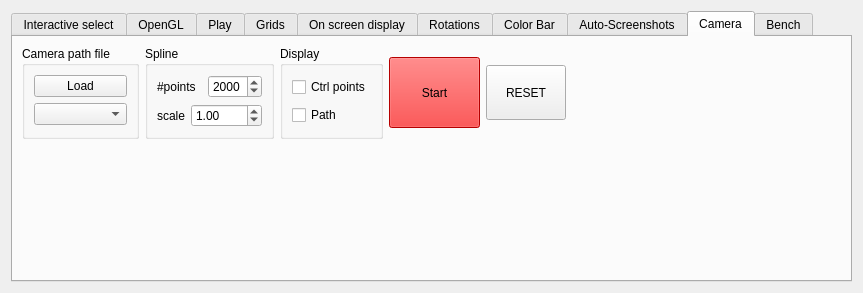
The window that src/formoptions.ui (jcldc/glnemo2) describes before a commit, drawn with Qt 5.
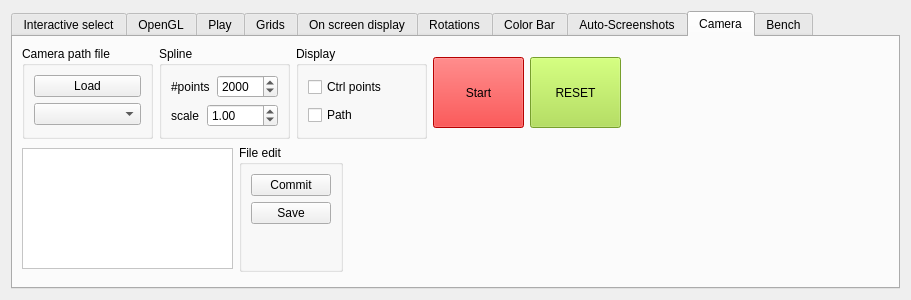
The same window after the commit. The open tabs and pages were chosen to show the change. Icons and pictures are not drawn.

```diff
--- a/src/formoptions.ui
+++ b/src/formoptions.ui
@@ -9,8 +9,8 @@
    <rect>
     <x>0</x>
     <y>0</y>
-    <width>863</width>
-    <height>293</height>
+    <width>911</width>
+    <height>300</height>
    </rect>
   </property>
   <property name="windowTitle">
@@ -22,7 +22,7 @@
    </iconset>
   </property>
   <layout class="QGridLayout" name="gridLayout_3">
-   <item row="0" column="0">
+   <item row="1" column="0">
     <widget class="QTabWidget" name="options_dialog">
      <property name="tabShape">
       <enum>QTabWidget::Rounded</enum>
@@ -7674,8 +7674,8 @@
       <attribute name="title">
        <string>Camera</string>
       </attribute>
-      <layout class="QGridLayout" name="gridLayout_44">
-       <item row="0" column="0">
+      <layout class="QGridLayout" name="gridLayout_46">
+       <item row="0" column="0" colspan="2">
         <layout class="QGridLayout" name="gridLayout_41">
          <item row="0" column="0">
           <widget class="QGroupBox" name="groupBox_3">
@@ -7714,7 +7714,7 @@
               <item>
                <widget class="QSpinBox" name="spline_points">
                 <property name="maximum">
-                 <number>5000</number>
+                 <number>50000</number>
                 </property>
                 <property name="value">
                  <number>2000</number>
@@ -8223,10 +8223,425 @@
            </property>
            <property name="minimumSize">
             <size>
-             <width>80</width>
-             <height>55</height>
+             <width>91</width>
+             <height>71</height>
             </size>
            </property>
+           <property name="palette">
+            <palette>
+             <active>
+              <colorrole role="WindowText">
+               <brush brushstyle="SolidPattern">
+                <color alpha="255">
+                 <red>0</red>
+                 <green>0</green>
+                 <blue>0</blue>
+                </color>
+               </brush>
+              </colorrole>
+              <colorrole role="Button">
+               <brush brushstyle="SolidPattern">
+                <color alpha="255">
+                 <red>167</red>
+                 <green>223</green>
+                 <blue>62</blue>
+                </color>
+               </brush>
+              </colorrole>
+              <colorrole role="Light">
+               <brush brushstyle="SolidPattern">
+                <color alpha="255">
+                 <red>219</red>
+                 <green>255</green>
+                 <blue>150</blue>
+                </color>
+               </brush>
+              </colorrole>
+              <colorrole role="Midlight">
+               <brush brushstyle="SolidPattern">
+                <color alpha="255">
+                 <red>193</red>
+                 <green>239</green>
+                 <blue>106</blue>
+                </color>
+               </brush>
+              </colorrole>
+              <colorrole role="Dark">
+               <brush brushstyle="SolidPattern">
+                <color alpha="255">
+                 <red>83</red>
+                 <green>111</green>
+                 <blue>31</blue>
+                </color>
+               </brush>
+              </colorrole>
+              <colorrole role="Mid">
+               <brush brushstyle="SolidPattern">
+                <color alpha="255">
+                 <red>111</red>
+                 <green>149</green>
+                 <blue>41</blue>
+                </color>
+               </brush>
+              </colorrole>
+              <colorrole role="Text">
+               <brush brushstyle="SolidPattern">
+                <color alpha="255">
+                 <red>0</red>
+                 <green>0</green>
+                 <blue>0</blue>
+                </color>
+               </brush>
+              </colorrole>
+              <colorrole role="BrightText">
+               <brush brushstyle="SolidPattern">
+                <color alpha="255">
+                 <red>255</red>
+                 <green>255</green>
+                 <blue>255</blue>
+                </color>
+               </brush>
+              </colorrole>
+              <colorrole role="ButtonText">
+               <brush brushstyle="SolidPattern">
+                <color alpha="255">
+                 <red>0</red>
+                 <green>0</green>
+                 <blue>0</blue>
+                </color>
+               </brush>
+              </colorrole>
+              <colorrole role="Base">
+               <brush brushstyle="SolidPattern">
+                <color alpha="255">
+                 <red>255</red>
+                 <green>255</green>
+                 <blue>255</blue>
+                </color>
+               </brush>
+              </colorrole>
+              <colorrole role="Window">
+               <brush brushstyle="SolidPattern">
+                <color alpha="255">
+                 <red>167</red>
+                 <green>223</green>
+                 <blue>62</blue>
+                </color>
+               </brush>
+              </colorrole>
+              <colorrole role="Shadow">
+               <brush brushstyle="SolidPattern">
+                <color alpha="255">
+                 <red>0</red>
+                 <green>0</green>
+                 <blue>0</blue>
+                </color>
+               </brush>
+              </colorrole>
+              <colorrole role="AlternateBase">
+               <brush brushstyle="SolidPattern">
+                <color alpha="255">
+                 <red>211</red>
+                 <green>239</green>
+                 <blue>158</blue>
+                </color>
+               </brush>
+              </colorrole>
+              <colorrole role="ToolTipBase">
+               <brush brushstyle="SolidPattern">
+                <color alpha="255">
+                 <red>255</red>
+                 <green>255</green>
+                 <blue>220</blue>
+                </color>
+               </brush>
+              </colorrole>
+              <colorrole role="ToolTipText">
+               <brush brushstyle="SolidPattern">
+                <color alpha="255">
+                 <red>0</red>
+                 <green>0</green>
+                 <blue>0</blue>
+                </color>
+               </brush>
+              </colorrole>
+             </active>
+             <inactive>
+              <colorrole role="WindowText">
+               <brush brushstyle="SolidPattern">
+                <color alpha="255">
+                 <red>0</red>
+                 <green>0</green>
+                 <blue>0</blue>
+                </color>
+               </brush>
+              </colorrole>
+              <colorrole role="Button">
+               <brush brushstyle="SolidPattern">
+                <color alpha="255">
+                 <red>167</red>
+                 <green>223</green>
+                 <blue>62</blue>
+                </color>
+               </brush>
+              </colorrole>
+              <colorrole role="Light">
+               <brush brushstyle="SolidPattern">
+                <color alpha="255">
+                 <red>219</red>
+                 <green>255</green>
+                 <blue>150</blue>
+                </color>
+               </brush>
+              </colorrole>
+              <colorrole role="Midlight">
+               <brush brushstyle="SolidPattern">
+                <color alpha="255">
+                 <red>193</red>
+                 <green>239</green>
+                 <blue>106</blue>
+                </color>
+               </brush>
+              </colorrole>
+              <colorrole role="Dark">
+               <brush brushstyle="SolidPattern">
+                <color alpha="255">
+                 <red>83</red>
+                 <green>111</green>
+                 <blue>31</blue>
+                </color>
+               </brush>
+              </colorrole>
+              <colorrole role="Mid">
+               <brush brushstyle="SolidPattern">
+                <color alpha="255">
+                 <red>111</red>
+                 <green>149</green>
+                 <blue>41</blue>
+                </color>
+               </brush>
+              </colorrole>
+              <colorrole role="Text">
+               <brush brushstyle="SolidPattern">
+                <color alpha="255">
+                 <red>0</red>
+                 <green>0</green>
+                 <blue>0</blue>
+                </color>
+               </brush>
+              </colorrole>
+              <colorrole role="BrightText">
+               <brush brushstyle="SolidPattern">
+                <color alpha="255">
+                 <red>255</red>
+                 <green>255</green>
+                 <blue>255</blue>
+                </color>
+               </brush>
+              </colorrole>
+              <colorrole role="ButtonText">
+               <brush brushstyle="SolidPattern">
+                <color alpha="255">
+                 <red>0</red>
+                 <green>0</green>
+                 <blue>0</blue>
+                </color>
+               </brush>
+              </colorrole>
+              <colorrole role="Base">
+               <brush brushstyle="SolidPattern">
+                <color alpha="255">
+                 <red>255</red>
+                 <green>255</green>
+                 <blue>255</blue>
+                </color>
+               </brush>
+              </colorrole>
+              <colorrole role="Window">
+               <brush brushstyle="SolidPattern">
+                <color alpha="255">
+                 <red>167</red>
+                 <green>223</green>
+                 <blue>62</blue>
+                </color>
+               </brush>
+              </colorrole>
+              <colorrole role="Shadow">
+               <brush brushstyle="SolidPattern">
+                <color alpha="255">
+                 <red>0</red>
+                 <green>0</green>
+                 <blue>0</blue>
+                </color>
+               </brush>
+              </colorrole>
+              <colorrole role="AlternateBase">
+               <brush brushstyle="SolidPattern">
+                <color alpha="255">
+                 <red>211</red>
+                 <green>239</green>
+                 <blue>158</blue>
+                </color>
+               </brush>
+              </colorrole>
+              <colorrole role="ToolTipBase">
+               <brush brushstyle="SolidPattern">
+                <color alpha="255">
+                 <red>255</red>
+                 <green>255</green>
+                 <blue>220</blue>
+                </color>
+               </brush>
+              </colorrole>
+              <colorrole role="ToolTipText">
+               <brush brushstyle="SolidPattern">
+                <color alpha="255">
+                 <red>0</red>
+                 <green>0</green>
+                 <blue>0</blue>
+                </color>
+               </brush>
+              </colorrole>
+             </inactive>
+             <disabled>
+              <colorrole role="WindowText">
+               <brush brushstyle="SolidPattern">
+                <color alpha="255">
+                 <red>83</red>
+                 <green>111</green>
+                 <blue>31</blue>
+                </color>
+               </brush>
+              </colorrole>
+              <colorrole role="Button">
+               <brush brushstyle="SolidPattern">
+                <color alpha="255">
+                 <red>167</red>
+                 <green>223</green>
+                 <blue>62</blue>
+                </color>
+               </brush>
+              </colorrole>
+              <colorrole role="Light">
+               <brush brushstyle="SolidPattern">
+                <color alpha="255">
+                 <red>219</red>
+                 <green>255</green>
+                 <blue>150</blue>
+                </color>
+               </brush>
+              </colorrole>
+              <colorrole role="Midlight">
+               <brush brushstyle="SolidPattern">
+                <color alpha="255">
+                 <red>193</red>
+                 <green>239</green>
+                 <blue>106</blue>
+                </color>
+               </brush>
+              </colorrole>
+              <colorrole role="Dark">
+               <brush brushstyle="SolidPattern">
+                <color alpha="255">
+                 <red>83</red>
+                 <green>111</green>
+                 <blue>31</blue>
+                </color>
+               </brush>
+              </colorrole>
+              <colorrole role="Mid">
+               <brush brushstyle="SolidPattern">
+                <color alpha="255">
+                 <red>111</red>
+                 <green>149</green>
+                 <blue>41</blue>
+                </color>
+               </brush>
+              </colorrole>
+              <colorrole role="Text">
+               <brush brushstyle="SolidPattern">
+                <color alpha="255">
+                 <red>83</red>
+                 <green>111</green>
+                 <blue>31</blue>
+                </color>
+               </brush>
+              </colorrole>
+              <colorrole role="BrightText">
+               <brush brushstyle="SolidPattern">
+                <color alpha="255">
+                 <red>255</red>
+                 <green>255</green>
+                 <blue>255</blue>
+                </color>
+               </brush>
+              </colorrole>
+              <colorrole role="ButtonText">
+               <brush brushstyle="SolidPattern">
+                <color alpha="255">
+                 <red>83</red>
+                 <green>111</green>
+                 <blue>31</blue>
+                </color>
+               </brush>
+              </colorrole>
+              <colorrole role="Base">
+               <brush brushstyle="SolidPattern">
+                <color alpha="255">
+                 <red>167</red>
+                 <green>223</green>
+                 <blue>62</blue>
+                </color>
+               </brush>
+              </colorrole>
+              <colorrole role="Window">
+               <brush brushstyle="SolidPattern">
+                <color alpha="255">
+                 <red>167</red>
+                 <green>223</green>
+                 <blue>62</blue>
+                </color>
+               </brush>
+              </colorrole>
+              <colorrole role="Shadow">
+               <brush brushstyle="SolidPattern">
+                <color alpha="255">
+                 <red>0</red>
+                 <green>0</green>
+                 <blue>0</blue>
+                </color>
+               </brush>
+              </colorrole>
+              <colorrole role="AlternateBase">
+               <brush brushstyle="SolidPattern">
+                <color alpha="255">
+                 <red>167</red>
+                 <green>223</green>
+                 <blue>62</blue>
+                </color>
+               </brush>
+              </colorrole>
+              <colorrole role="ToolTipBase">
+               <brush brushstyle="SolidPattern">
+                <color alpha="255">
+                 <red>255</red>
+                 <green>255</green>
+                 <blue>220</blue>
+                </color>
+               </brush>
+              </colorrole>
+              <colorrole role="ToolTipText">
+               <brush brushstyle="SolidPattern">
+                <color alpha="255">
+                 <red>0</red>
+                 <green>0</green>
+                 <blue>0</blue>
+                </color>
+               </brush>
+              </colorrole>
+             </disabled>
+            </palette>
+           </property>
            <property name="text">
             <string>RESET</string>
            </property>
@@ -8234,7 +8649,7 @@
          </item>
         </layout>
        </item>
-       <item row="0" column="1">
+       <item row="0" column="3">
         <spacer name="horizontalSpacer_2">
          <property name="orientation">
           <enum>Qt::Horizontal</enum>
@@ -8248,6 +8663,496 @@
         </spacer>
        </item>
        <item row="1" column="0">
+        <layout class="QGridLayout" name="gridLayout_45">
+         <item row="0" column="0">
+          <widget class="QPlainTextEdit" name="cam_text_edit">
+           <property name="sizePolicy">
+            <sizepolicy hsizetype="Fixed" vsizetype="Fixed">
+             <horstretch>0</horstretch>
+             <verstretch>0</verstretch>
+            </sizepolicy>
+           </property>
+           <property name="minimumSize">
+            <size>
+             <width>211</width>
+             <height>121</height>
+            </size>
+           </property>
+           <property name="maximumSize">
+            <size>
+             <width>211</width>
+             <height>121</height>
+            </size>
+           </property>
+           <property name="palette">
+            <palette>
+             <active>
+              <colorrole role="WindowText">
+               <brush brushstyle="SolidPattern">
+                <color alpha="255">
+                 <red>0</red>
+                 <green>0</green>
+                 <blue>0</blue>
+                </color>
+               </brush>
+              </colorrole>
+              <colorrole role="Button">
+               <brush brushstyle="SolidPattern">
+                <color alpha="255">
+                 <red>255</red>
+                 <green>255</green>
+                 <blue>255</blue>
+                </color>
+               </brush>
+              </colorrole>
+              <colorrole role="Light">
+               <brush brushstyle="SolidPattern">
+                <color alpha="255">
+                 <red>255</red>
+                 <green>255</green>
+                 <blue>255</blue>
+                </color>
+               </brush>
+              </colorrole>
+              <colorrole role="Midlight">
+               <brush brushstyle="SolidPattern">
+                <color alpha="255">
+                 <red>255</red>
+                 <green>255</green>
+                 <blue>255</blue>
+                </color>
+               </brush>
+              </colorrole>
+              <colorrole role="Dark">
+               <brush brushstyle="SolidPattern">
+                <color alpha="255">
+                 <red>127</red>
+                 <green>127</green>
+                 <blue>127</blue>
+                </color>
+               </brush>
+              </colorrole>
+              <colorrole role="Mid">
+               <brush brushstyle="SolidPattern">
+                <color alpha="255">
+                 <red>170</red>
+                 <green>170</green>
+                 <blue>170</blue>
+                </color>
+               </brush>
+              </colorrole>
+              <colorrole role="Text">
+               <brush brushstyle="SolidPattern">
+                <color alpha="255">
+                 <red>0</red>
+                 <green>0</green>
+                 <blue>0</blue>
+                </color>
+               </brush>
+              </colorrole>
+              <colorrole role="BrightText">
+               <brush brushstyle="SolidPattern">
+                <color alpha="255">
+                 <red>255</red>
+                 <green>255</green>
+                 <blue>255</blue>
+                </color>
+               </brush>
+              </colorrole>
+              <colorrole role="ButtonText">
+               <brush brushstyle="SolidPattern">
+                <color alpha="255">
+                 <red>0</red>
+                 <green>0</green>
+                 <blue>0</blue>
+                </color>
+               </brush>
+              </colorrole>
+              <colorrole role="Base">
+               <brush brushstyle="SolidPattern">
+                <color alpha="255">
+                 <red>255</red>
+                 <green>255</green>
+                 <blue>255</blue>
+                </color>
+               </brush>
+              </colorrole>
+              <colorrole role="Window">
+               <brush brushstyle="SolidPattern">
+                <color alpha="255">
+                 <red>255</red>
+                 <green>255</green>
+                 <blue>255</blue>
+                </color>
+               </brush>
+              </colorrole>
+              <colorrole role="Shadow">
+               <brush brushstyle="SolidPattern">
+                <color alpha="255">
+                 <red>0</red>
+                 <green>0</green>
+                 <blue>0</blue>
+                </color>
+               </brush>
+              </colorrole>
+              <colorrole role="AlternateBase">
+               <brush brushstyle="SolidPattern">
+                <color alpha="255">
+                 <red>255</red>
+                 <green>255</green>
+                 <blue>255</blue>
+                </color>
+               </brush>
+              </colorrole>
+              <colorrole role="ToolTipBase">
+               <brush brushstyle="SolidPattern">
+                <color alpha="255">
+                 <red>255</red>
+                 <green>255</green>
+                 <blue>220</blue>
+                </color>
+               </brush>
+              </colorrole>
+              <colorrole role="ToolTipText">
+               <brush brushstyle="SolidPattern">
+                <color alpha="255">
+                 <red>0</red>
+                 <green>0</green>
+                 <blue>0</blue>
+                </color>
+               </brush>
+              </colorrole>
+             </active>
+             <inactive>
+              <colorrole role="WindowText">
+               <brush brushstyle="SolidPattern">
+                <color alpha="255">
+                 <red>0</red>
+                 <green>0</green>
+                 <blue>0</blue>
+                </color>
+               </brush>
+              </colorrole>
+              <colorrole role="Button">
+               <brush brushstyle="SolidPattern">
+                <color alpha="255">
+                 <red>255</red>
+                 <green>255</green>
+                 <blue>255</blue>
+                </color>
+               </brush>
+              </colorrole>
+              <colorrole role="Light">
+               <brush brushstyle="SolidPattern">
+                <color alpha="255">
+                 <red>255</red>
+                 <green>255</green>
+                 <blue>255</blue>
+                </color>
+               </brush>
+              </colorrole>
+              <colorrole role="Midlight">
+               <brush brushstyle="SolidPattern">
+                <color alpha="255">
+                 <red>255</red>
+                 <green>255</green>
+                 <blue>255</blue>
+                </color>
+               </brush>
+              </colorrole>
+              <colorrole role="Dark">
+               <brush brushstyle="SolidPattern">
+                <color alpha="255">
+                 <red>127</red>
+                 <green>127</green>
+                 <blue>127</blue>
+                </color>
+               </brush>
+              </colorrole>
+              <colorrole role="Mid">
+               <brush brushstyle="SolidPattern">
+                <color alpha="255">
+                 <red>170</red>
+                 <green>170</green>
+                 <blue>170</blue>
+                </color>
+               </brush>
+              </colorrole>
+              <colorrole role="Text">
+               <brush brushstyle="SolidPattern">
+                <color alpha="255">
+                 <red>0</red>
+                 <green>0</green>
+                 <blue>0</blue>
+                </color>
+               </brush>
+              </colorrole>
+              <colorrole role="BrightText">
+               <brush brushstyle="SolidPattern">
+                <color alpha="255">
+                 <red>255</red>
+                 <green>255</green>
+                 <blue>255</blue>
+                </color>
+               </brush>
+              </colorrole>
+              <colorrole role="ButtonText">
+               <brush brushstyle="SolidPattern">
+                <color alpha="255">
+                 <red>0</red>
+                 <green>0</green>
+                 <blue>0</blue>
+                </color>
+               </brush>
+              </colorrole>
+              <colorrole role="Base">
+               <brush brushstyle="SolidPattern">
+                <color alpha="255">
+                 <red>255</red>
+                 <green>255</green>
+                 <blue>255</blue>
+                </color>
+               </brush>
+              </colorrole>
+              <colorrole role="Window">
+               <brush brushstyle="SolidPattern">
+                <color alpha="255">
+                 <red>255</red>
+                 <green>255</green>
+                 <blue>255</blue>
+                </color>
+               </brush>
+              </colorrole>
+              <colorrole role="Shadow">
+               <brush brushstyle="SolidPattern">
+                <color alpha="255">
+                 <red>0</red>
+                 <green>0</green>
+                 <blue>0</blue>
+                </color>
+               </brush>
+              </colorrole>
+              <colorrole role="AlternateBase">
+               <brush brushstyle="SolidPattern">
+                <color alpha="255">
+                 <red>255</red>
+                 <green>255</green>
+                 <blue>255</blue>
+                </color>
+               </brush>
+              </colorrole>
+              <colorrole role="ToolTipBase">
+               <brush brushstyle="SolidPattern">
+                <color alpha="255">
+                 <red>255</red>
+                 <green>255</green>
+                 <blue>220</blue>
+                </color>
+               </brush>
+              </colorrole>
+              <colorrole role="ToolTipText">
+               <brush brushstyle="SolidPattern">
+                <color alpha="255">
+                 <red>0</red>
+                 <green>0</green>
+                 <blue>0</blue>
+                </color>
+               </brush>
+              </colorrole>
+             </inactive>
+             <disabled>
+              <colorrole role="WindowText">
+               <brush brushstyle="SolidPattern">
+                <color alpha="255">
+                 <red>127</red>
+                 <green>127</green>
+                 <blue>127</blue>
+                </color>
+               </brush>
+              </colorrole>
+              <colorrole role="Button">
+               <brush brushstyle="SolidPattern">
+                <color alpha="255">
+                 <red>255</red>
+                 <green>255</green>
+                 <blue>255</blue>
+                </color>
+               </brush>
+              </colorrole>
+              <colorrole role="Light">
+               <brush brushstyle="SolidPattern">
+                <color alpha="255">
+                 <red>255</red>
+                 <green>255</green>
+                 <blue>255</blue>
+                </color>
+               </brush>
+              </colorrole>
+              <colorrole role="Midlight">
+               <brush brushstyle="SolidPattern">
+                <color alpha="255">
+                 <red>255</red>
+                 <green>255</green>
+                 <blue>255</blue>
+                </color>
+               </brush>
+              </colorrole>
+              <colorrole role="Dark">
+               <brush brushstyle="SolidPattern">
+                <color alpha="255">
+                 <red>127</red>
+                 <green>127</green>
+                 <blue>127</blue>
+                </color>
+               </brush>
+              </colorrole>
+              <colorrole role="Mid">
+               <brush brushstyle="SolidPattern">
+                <color alpha="255">
+                 <red>170</red>
+                 <green>170</green>
+                 <blue>170</blue>
+                </color>
+               </brush>
+              </colorrole>
+              <colorrole role="Text">
+               <brush brushstyle="SolidPattern">
+                <color alpha="255">
+                 <red>127</red>
+                 <green>127</green>
+                 <blue>127</blue>
+                </color>
+               </brush>
+              </colorrole>
+              <colorrole role="BrightText">
+               <brush brushstyle="SolidPattern">
+                <color alpha="255">
+                 <red>255</red>
+                 <green>255</green>
+                 <blue>255</blue>
+                </color>
+               </brush>
+              </colorrole>
+              <colorrole role="ButtonText">
+               <brush brushstyle="SolidPattern">
+                <color alpha="255">
+                 <red>127</red>
+                 <green>127</green>
+                 <blue>127</blue>
+                </color>
+               </brush>
+              </colorrole>
+              <colorrole role="Base">
+               <brush brushstyle="SolidPattern">
+                <color alpha="255">
+                 <red>255</red>
+                 <green>255</green>
+                 <blue>255</blue>
+                </color>
+               </brush>
+              </colorrole>
+              <colorrole role="Window">
+               <brush brushstyle="SolidPattern">
+                <color alpha="255">
+                 <red>255</red>
+                 <green>255</green>
+                 <blue>255</blue>
+                </color>
+               </brush>
+              </colorrole>
+              <colorrole role="Shadow">
+               <brush brushstyle="SolidPattern">
+                <color alpha="255">
+                 <red>0</red>
+                 <green>0</green>
+                 <blue>0</blue>
+                </color>
+               </brush>
+              </colorrole>
+              <colorrole role="AlternateBase">
+               <brush brushstyle="SolidPattern">
+                <color alpha="255">
+                 <red>255</red>
+                 <green>255</green>
+                 <blue>255</blue>
+                </color>
+               </brush>
+              </colorrole>
+              <colorrole role="ToolTipBase">
+               <brush brushstyle="SolidPattern">
+                <color alpha="255">
+                 <red>255</red>
+                 <green>255</green>
+                 <blue>220</blue>
+                </color>
+               </brush>
+              </colorrole>
+              <colorrole role="ToolTipText">
+               <brush brushstyle="SolidPattern">
+                <color alpha="255">
+                 <red>0</red>
+                 <green>0</green>
+                 <blue>0</blue>
+                </color>
+               </brush>
+              </colorrole>
+             </disabled>
+            </palette>
+           </property>
+          </widget>
+         </item>
+         <item row="0" column="1">
+          <widget class="QGroupBox" name="groupBox_27">
+           <property name="title">
+            <string>File edit</string>
+           </property>
+           <layout class="QGridLayout" name="gridLayout_44">
+            <item row="0" column="0">
+             <widget class="QPushButton" name="cam_commit_button">
+              <property name="text">
+               <string>Commit</string>
+              </property>
+             </widget>
+            </item>
+            <item row="1" column="0">
+             <widget class="QPushButton" name="cam_save_button">
+              <property name="text">
+               <string>Save</string>
+              </property>
+             </widget>
+            </item>
+            <item row="2" column="0">
+             <spacer name="verticalSpacer_14">
+              <property name="orientation">
+               <enum>Qt::Vertical</enum>
+              </property>
+              <property name="sizeHint" stdset="0">
+               <size>
+                <width>20</width>
+                <height>40</height>
+               </size>
+              </property>
+             </spacer>
+            </item>
+           </layout>
+          </widget>
+         </item>
+        </layout>
+       </item>
+       <item row="1" column="1">
+        <spacer name="horizontalSpacer_22">
+         <property name="orientation">
+          <enum>Qt::Horizontal</enum>
+         </property>
+         <property name="sizeHint" stdset="0">
+          <size>
+           <width>275</width>
+           <height>20</height>
+          </size>
+         </property>
+        </spacer>
+       </item>
+       <item row="1" column="2" rowspan="2">
         <spacer name="verticalSpacer_3">
          <property name="orientation">
           <enum>Qt::Vertical</enum>
@@ -8255,7 +9160,20 @@
          <property name="sizeHint" stdset="0">
           <size>
            <width>20</width>
-           <height>114</height>
+           <height>128</height>
+          </size>
+         </property>
+        </spacer>
+       </item>
+       <item row="2" column="0">
+        <spacer name="verticalSpacer_9">
+         <property name="orientation">
+          <enum>Qt::Vertical</enum>
+         </property>
+         <property name="sizeHint" stdset="0">
+          <size>
+           <width>20</width>
+           <height>0</height>
           </size>
          </property>
         </spacer>
```
Left out of the diff: 7 changed lines with no effect on the pictures.
